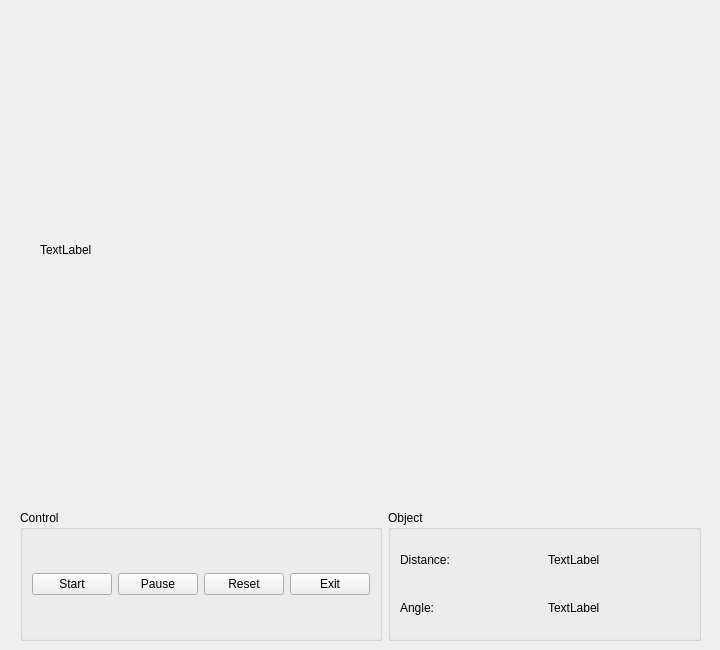
Before: the Qt Designer form GUI.ui in nnpdat/Object-Tracking-with-Optical-Flow-and-SURF, drawn with Qt 5.
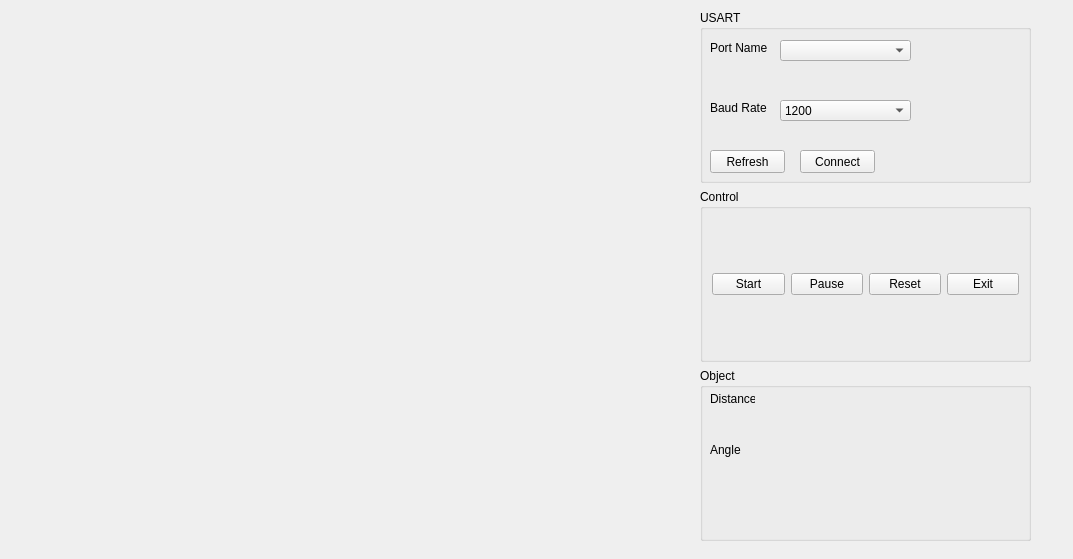
After: the same form once the commit is applied.

```diff
--- a/GUI.ui
+++ b/GUI.ui
@@ -6,8 +6,8 @@
    <rect>
     <x>0</x>
     <y>0</y>
-    <width>720</width>
-    <height>650</height>
+    <width>1073</width>
+    <height>559</height>
    </rect>
   </property>
   <property name="windowTitle">
@@ -16,27 +16,147 @@
   <widget class="QLabel" name="label">
    <property name="geometry">
     <rect>
-     <x>40</x>
+     <x>30</x>
      <y>10</y>
      <width>640</width>
      <height>480</height>
     </rect>
    </property>
    <property name="text">
-    <string>TextLabel</string>
+    <string/>
    </property>
   </widget>
-  <widget class="QWidget" name="layoutWidget">
+  <widget class="QWidget" name="">
    <property name="geometry">
     <rect>
-     <x>20</x>
-     <y>510</y>
-     <width>681</width>
-     <height>131</height>
+     <x>700</x>
+     <y>10</y>
+     <width>331</width>
+     <height>531</height>
     </rect>
    </property>
-   <layout class="QHBoxLayout" name="horizontalLayout">
-    <item>
+   <layout class="QGridLayout" name="gridLayout">
+    <item row="0" column="0">
+     <widget class="QGroupBox" name="groupBox_3">
+      <property name="title">
+       <string>USART</string>
+      </property>
+      <widget class="QLabel" name="label_3">
+       <property name="geometry">
+        <rect>
+         <x>10</x>
+         <y>90</y>
+         <width>61</width>
+         <height>16</height>
+        </rect>
+       </property>
+       <property name="text">
+        <string>Baud Rate</string>
+       </property>
+      </widget>
+      <widget class="QComboBox" name="portname">
+       <property name="geometry">
+        <rect>
+         <x>80</x>
+         <y>30</y>
+         <width>131</width>
+         <height>21</height>
+        </rect>
+       </property>
+       <property name="editable">
+        <bool>false</bool>
+       </property>
+      </widget>
+      <widget class="QComboBox" name="baudrate">
+       <property name="geometry">
+        <rect>
+         <x>80</x>
+         <y>90</y>
+         <width>131</width>
+         <height>21</height>
+        </rect>
+       </property>
+       <property name="currentText">
+        <string>1200</string>
+       </property>
+       <item>
+        <property name="text">
+         <string>1200</string>
+        </property>
+       </item>
+       <item>
+        <property name="text">
+         <string>2400</string>
+        </property>
+       </item>
+       <item>
+        <property name="text">
+         <string>4800</string>
+        </property>
+       </item>
+       <item>
+        <property name="text">
+         <string>9600</string>
+        </property>
+       </item>
+       <item>
+        <property name="text">
+         <string>19200</string>
+        </property>
+       </item>
+       <item>
+        <property name="text">
+         <string>115200</string>
+        </property>
+       </item>
+       <item>
+        <property name="text">
+         <string/>
+        </property>
+       </item>
+      </widget>
+      <widget class="QLabel" name="label_2">
+       <property name="geometry">
+        <rect>
+         <x>10</x>
+         <y>30</y>
+         <width>61</width>
+         <height>16</height>
+        </rect>
+       </property>
+       <property name="text">
+        <string>Port Name</string>
+       </property>
+      </widget>
+      <widget class="QPushButton" name="UartBtn">
+       <property name="geometry">
+        <rect>
+         <x>100</x>
+         <y>140</y>
+         <width>75</width>
+         <height>23</height>
+        </rect>
+       </property>
+       <property name="text">
+        <string>Connect</string>
+       </property>
+      </widget>
+      <widget class="QPushButton" name="Refresh">
+       <property name="geometry">
+        <rect>
+         <x>10</x>
+         <y>140</y>
+         <width>75</width>
+         <height>23</height>
+        </rect>
+       </property>
+       <property name="text">
+        <string>Refresh</string>
+       </property>
+      </widget>
+     </widget>
+    </item>
+    <item row="1" column="0">
      <widget class="QGroupBox" name="groupBox_2">
       <property name="title">
        <string>Control</string>
@@ -73,41 +193,63 @@
       </layout>
      </widget>
     </item>
-    <item>
+    <item row="2" column="0">
      <widget class="QGroupBox" name="groupBox">
       <property name="title">
        <string>Object</string>
       </property>
-      <layout class="QGridLayout" name="gridLayout">
-       <item row="0" column="0">
-        <widget class="QLabel" name="label_4">
-         <property name="text">
-          <string>Distance:</string>
-         </property>
-        </widget>
-       </item>
-       <item row="1" column="0">
-        <widget class="QLabel" name="label_5">
-         <property name="text">
-          <string>Angle:</string>
-         </property>
-        </widget>
-       </item>
-       <item row="1" column="1">
-        <widget class="QLabel" name="display_angle">
-         <property name="text">
-          <string>TextLabel</string>
-         </property>
-        </widget>
-       </item>
-       <item row="0" column="1">
-        <widget class="QLabel" name="display_distance">
-         <property name="text">
-          <string>TextLabel</string>
-         </property>
-        </widget>
-       </item>
-      </layout>
+      <widget class="QLabel" name="display_angle">
+       <property name="geometry">
+        <rect>
+         <x>108</x>
+         <y>74</y>
+         <width>47</width>
+         <height>16</height>
+        </rect>
+       </property>
+       <property name="text">
+        <string/>
+       </property>
+      </widget>
+      <widget class="QLabel" name="display_distance">
+       <property name="geometry">
+        <rect>
+         <x>108</x>
+         <y>23</y>
+         <width>47</width>
+         <height>16</height>
+        </rect>
+       </property>
+       <property name="text">
+        <string/>
+       </property>
+      </widget>
+      <widget class="QLabel" name="label_5">
+       <property name="geometry">
+        <rect>
+         <x>10</x>
+         <y>74</y>
+         <width>31</width>
+         <height>16</height>
+        </rect>
+       </property>
+       <property name="text">
+        <string>Angle:</string>
+       </property>
+      </widget>
+      <widget class="QLabel" name="label_4">
+       <property name="geometry">
+        <rect>
+         <x>10</x>
+         <y>23</y>
+         <width>45</width>
+         <height>16</height>
+        </rect>
+       </property>
+       <property name="text">
+        <string>Distance:</string>
+       </property>
+      </widget>
      </widget>
     </item>
    </layout>
```
Left out of the diff: 28 changed lines with no effect on the pictures.
